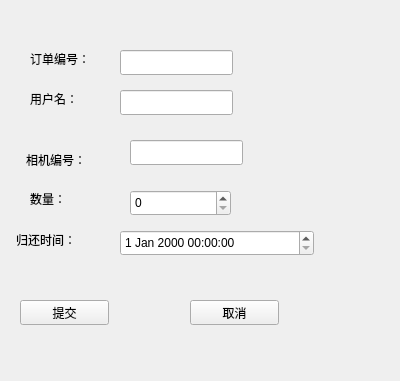
Qt form indent_show.ui (Anthony52233/Qt_mysql_sys) before a commit.
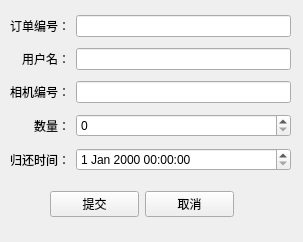
The same form after that commit.

Diff of the .ui file:
```diff
--- a/indent_show.ui
+++ b/indent_show.ui
@@ -6,153 +6,115 @@
    <rect>
     <x>0</x>
     <y>0</y>
-    <width>400</width>
-    <height>381</height>
+    <width>303</width>
+    <height>242</height>
    </rect>
   </property>
   <property name="windowTitle">
    <string>Form</string>
   </property>
+  <widget class="QWidget" name="widget" native="true">
+   <property name="geometry">
+    <rect>
+     <x>10</x>
+     <y>10</y>
+     <width>281</width>
+     <height>169</height>
+    </rect>
+   </property>
+   <layout class="QGridLayout" name="gridLayout">
+    <item row="0" column="0">
   <widget class="QLabel" name="label">
-   <property name="geometry">
-    <rect>
-     <x>30</x>
-     <y>50</y>
-     <width>71</width>
-     <height>17</height>
-    </rect>
-   </property>
    <property name="text">
     <string>订单编号：</string>
    </property>
-  </widget>
-  <widget class="QLineEdit" name="lineEdit_order_no">
-   <property name="geometry">
-    <rect>
-     <x>120</x>
-     <y>50</y>
-     <width>113</width>
-     <height>25</height>
-    </rect>
-   </property>
-  </widget>
+      <property name="alignment">
+       <set>Qt::AlignRight|Qt::AlignTrailing|Qt::AlignVCenter</set>
+      </property>
+     </widget>
+    </item>
+    <item row="0" column="1">
+     <widget class="QLineEdit" name="lineEdit_order_no"/>
+    </item>
+    <item row="1" column="0">
   <widget class="QLabel" name="label_2">
-   <property name="geometry">
-    <rect>
-     <x>30</x>
-     <y>90</y>
-     <width>67</width>
-     <height>17</height>
-    </rect>
-   </property>
    <property name="text">
     <string>用户名：</string>
    </property>
-  </widget>
-  <widget class="QLineEdit" name="lineEdit_user_name">
-   <property name="geometry">
-    <rect>
-     <x>120</x>
-     <y>90</y>
-     <width>113</width>
-     <height>25</height>
-    </rect>
-   </property>
-  </widget>
+      <property name="alignment">
+       <set>Qt::AlignRight|Qt::AlignTrailing|Qt::AlignVCenter</set>
+      </property>
+     </widget>
+    </item>
+    <item row="1" column="1">
+     <widget class="QLineEdit" name="lineEdit_user_name"/>
+    </item>
+    <item row="2" column="0">
   <widget class="QLabel" name="label_3">
-   <property name="geometry">
-    <rect>
-     <x>26</x>
-     <y>150</y>
-     <width>81</width>
-     <height>20</height>
-    </rect>
-   </property>
    <property name="text">
     <string>相机编号：</string>
    </property>
-  </widget>
-  <widget class="QLineEdit" name="lineEdit_camera_no">
-   <property name="geometry">
-    <rect>
-     <x>130</x>
-     <y>140</y>
-     <width>113</width>
-     <height>25</height>
-    </rect>
-   </property>
-  </widget>
+      <property name="alignment">
+       <set>Qt::AlignRight|Qt::AlignTrailing|Qt::AlignVCenter</set>
+      </property>
+     </widget>
+    </item>
+    <item row="2" column="1">
+     <widget class="QLineEdit" name="lineEdit_camera_no"/>
+    </item>
+    <item row="3" column="0">
   <widget class="QLabel" name="label_4">
-   <property name="geometry">
-    <rect>
-     <x>30</x>
-     <y>190</y>
-     <width>67</width>
-     <height>17</height>
-    </rect>
-   </property>
    <property name="text">
     <string>数量：</string>
    </property>
-  </widget>
+      <property name="alignment">
+       <set>Qt::AlignRight|Qt::AlignTrailing|Qt::AlignVCenter</set>
+      </property>
+     </widget>
+    </item>
+    <item row="3" column="1">
+     <widget class="QSpinBox" name="spinBox_num"/>
+    </item>
+    <item row="4" column="0">
   <widget class="QLabel" name="label_5">
-   <property name="geometry">
-    <rect>
-     <x>16</x>
-     <y>230</y>
-     <width>81</width>
-     <height>20</height>
-    </rect>
-   </property>
    <property name="text">
     <string>归还时间：</string>
    </property>
-  </widget>
-  <widget class="QDateTimeEdit" name="dateTimeEdit_rent_time">
+      <property name="alignment">
+       <set>Qt::AlignRight|Qt::AlignTrailing|Qt::AlignVCenter</set>
+      </property>
+     </widget>
+    </item>
+    <item row="4" column="1">
+     <widget class="QDateTimeEdit" name="dateTimeEdit_rent_time"/>
+    </item>
+   </layout>
+  </widget>
+  <widget class="QWidget" name="widget_2" native="true">
    <property name="geometry">
     <rect>
-     <x>120</x>
-     <y>230</y>
-     <width>194</width>
-     <height>26</height>
+     <x>50</x>
+     <y>180</y>
+     <width>184</width>
+     <height>49</height>
     </rect>
    </property>
-  </widget>
+   <layout class="QHBoxLayout" name="horizontalLayout">
+    <item>
   <widget class="QPushButton" name="pushButton_submit">
-   <property name="geometry">
-    <rect>
-     <x>20</x>
-     <y>300</y>
-     <width>89</width>
-     <height>25</height>
-    </rect>
-   </property>
    <property name="text">
     <string>提交</string>
    </property>
   </widget>
+    </item>
+    <item>
   <widget class="QPushButton" name="pushButton_cancle">
-   <property name="geometry">
-    <rect>
-     <x>190</x>
-     <y>300</y>
-     <width>89</width>
-     <height>25</height>
-    </rect>
-   </property>
    <property name="text">
     <string>取消</string>
    </property>
   </widget>
-  <widget class="QSpinBox" name="spinBox_num">
-   <property name="geometry">
-    <rect>
-     <x>130</x>
-     <y>190</y>
-     <width>101</width>
-     <height>26</height>
-    </rect>
-   </property>
+    </item>
+   </layout>
   </widget>
  </widget>
  <resources/>
```
Lines whose indentation alone changed are shown as unchanged.
